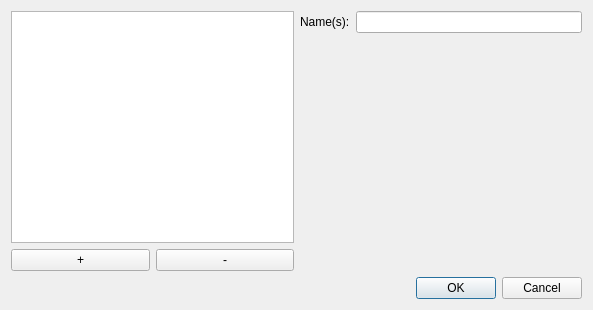
esa/spacecreator, file libs/mscwidgets/messagedeclarationsdialog.ui: the form before one commit.
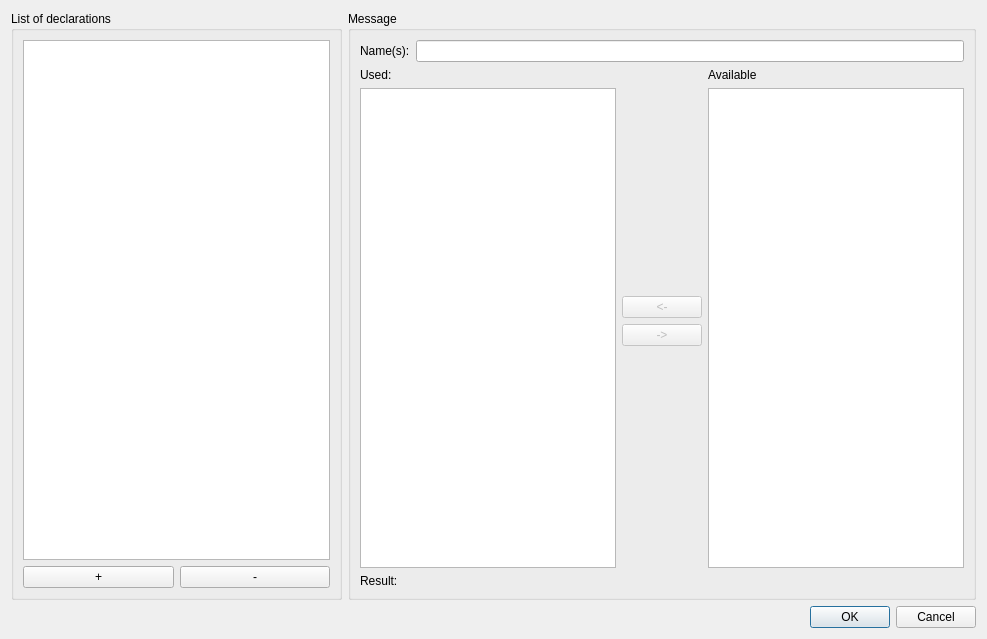
The form after the commit.

Commit message: Handle parameters in message declaration dialog

What changed in the file:
```diff
--- a/libs/mscwidgets/messagedeclarationsdialog.ui
+++ b/libs/mscwidgets/messagedeclarationsdialog.ui
@@ -6,29 +6,38 @@
    <rect>
     <x>0</x>
     <y>0</y>
-    <width>593</width>
-    <height>310</height>
+    <width>987</width>
+    <height>639</height>
    </rect>
   </property>
   <property name="windowTitle">
    <string>Dialog</string>
   </property>
+  <layout class="QGridLayout" name="gridLayout_3">
+   <item row="0" column="0">
+    <widget class="QGroupBox" name="groupBox">
+     <property name="title">
+      <string>List of declarations</string>
+     </property>
   <layout class="QGridLayout" name="gridLayout">
-   <item row="0" column="0" rowspan="2">
-    <layout class="QVBoxLayout" name="verticalLayout">
-     <item>
-      <widget class="QListView" name="messagesView"/>
-     </item>
-     <item>
-      <layout class="QHBoxLayout" name="horizontalLayout">
-       <item>
+      <item row="0" column="0" colspan="2">
+       <widget class="QListView" name="messagesView">
+        <property name="sizePolicy">
+         <sizepolicy hsizetype="Expanding" vsizetype="Expanding">
+          <horstretch>2</horstretch>
+          <verstretch>0</verstretch>
+         </sizepolicy>
+        </property>
+       </widget>
+      </item>
+      <item row="1" column="0">
         <widget class="QPushButton" name="addDeclarationButton">
          <property name="text">
           <string>+</string>
          </property>
         </widget>
        </item>
-       <item>
+      <item row="1" column="1">
         <widget class="QPushButton" name="removeDeclarationButton">
          <property name="text">
           <string>-</string>
@@ -36,10 +45,15 @@
         </widget>
        </item>
       </layout>
-     </item>
-    </layout>
+    </widget>
    </item>
    <item row="0" column="1">
+    <widget class="QGroupBox" name="groupBox_2">
+     <property name="title">
+      <string>Message</string>
+     </property>
+     <layout class="QGridLayout" name="gridLayout_2">
+      <item row="0" column="0" colspan="3">
     <layout class="QHBoxLayout" name="horizontalLayout_2">
      <item>
       <widget class="QLabel" name="label">
@@ -53,6 +67,20 @@
      </item>
     </layout>
    </item>
+      <item row="1" column="0" rowspan="4">
+       <layout class="QVBoxLayout" name="verticalLayout_2">
+        <item>
+         <widget class="QLabel" name="label_2">
+          <property name="text">
+           <string>Used:</string>
+          </property>
+         </widget>
+        </item>
+        <item>
+         <widget class="QListWidget" name="usedListWidget"/>
+        </item>
+       </layout>
+      </item>
    <item row="1" column="1">
     <spacer name="verticalSpacer">
      <property name="orientation">
@@ -60,13 +88,87 @@
      </property>
      <property name="sizeHint" stdset="0">
       <size>
-       <width>20</width>
-       <height>225</height>
+          <width>17</width>
+          <height>207</height>
       </size>
      </property>
     </spacer>
    </item>
+      <item row="1" column="2" rowspan="4">
+       <layout class="QVBoxLayout" name="verticalLayout_3">
+        <item>
+         <widget class="QLabel" name="label_3">
+          <property name="text">
+           <string>Available</string>
+          </property>
+         </widget>
+        </item>
+        <item>
+         <widget class="QListWidget" name="availableListView"/>
+        </item>
+       </layout>
+      </item>
    <item row="2" column="1">
+       <widget class="QPushButton" name="addParameterButton">
+        <property name="enabled">
+         <bool>false</bool>
+        </property>
+        <property name="text">
+         <string>&lt;-</string>
+        </property>
+       </widget>
+      </item>
+      <item row="3" column="1">
+       <widget class="QPushButton" name="removeParameterButton">
+        <property name="enabled">
+         <bool>false</bool>
+        </property>
+        <property name="text">
+         <string>-&gt;</string>
+        </property>
+       </widget>
+      </item>
+      <item row="4" column="1">
+       <spacer name="verticalSpacer_2">
+        <property name="orientation">
+         <enum>Qt::Vertical</enum>
+        </property>
+        <property name="sizeHint" stdset="0">
+         <size>
+          <width>20</width>
+          <height>207</height>
+         </size>
+        </property>
+       </spacer>
+      </item>
+      <item row="5" column="0" colspan="3">
+       <layout class="QHBoxLayout" name="horizontalLayout_3">
+        <item>
+         <widget class="QLabel" name="label_4">
+          <property name="text">
+           <string>Result:</string>
+          </property>
+         </widget>
+        </item>
+        <item>
+         <widget class="QLabel" name="resultLabel">
+          <property name="sizePolicy">
+           <sizepolicy hsizetype="Expanding" vsizetype="Preferred">
+            <horstretch>0</horstretch>
+            <verstretch>0</verstretch>
+           </sizepolicy>
+          </property>
+          <property name="text">
+           <string/>
+          </property>
+         </widget>
+        </item>
+       </layout>
+      </item>
+     </layout>
+    </widget>
+   </item>
+   <item row="1" column="0" colspan="2">
     <widget class="QDialogButtonBox" name="buttonBox">
      <property name="orientation">
       <enum>Qt::Horizontal</enum>
```
Left out of the diff: 3 changed lines with no effect on the pictures. Lines whose indentation alone changed are shown as unchanged. The commit also changes 7 other files.
